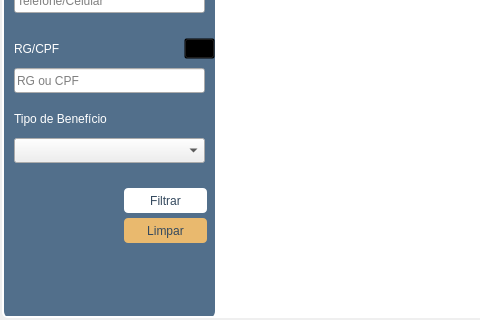
First picture: the form in Telas/UI/tabCliente.ui, repository newprev/PrevCliente, before the edit; both pictures show x 0 to 480 and y 291 to 611 of the 1178 by 611 pixel window.
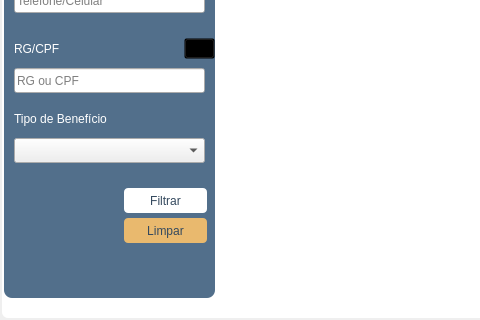
Second picture: the form after the edit. Icons and pictures are not drawn.

Commit message: Adição do filtro alfabético e alterações no layout

Patch:
```diff
--- a/Telas/UI/tabCliente.ui
+++ b/Telas/UI/tabCliente.ui
@@ -276,11 +276,11 @@
          <x>0</x>
          <y>0</y>
          <width>211</width>
-         <height>571</height>
+         <height>550</height>
         </rect>
        </property>
        <property name="sizePolicy">
-        <sizepolicy hsizetype="Preferred" vsizetype="Expanding">
+        <sizepolicy hsizetype="Preferred" vsizetype="MinimumExpanding">
          <horstretch>0</horstretch>
          <verstretch>0</verstretch>
         </sizepolicy>
@@ -288,7 +288,7 @@
        <property name="minimumSize">
         <size>
          <width>0</width>
-         <height>470</height>
+         <height>550</height>
         </size>
        </property>
        <property name="styleSheet">
```
The commit also changes 3 other files.
